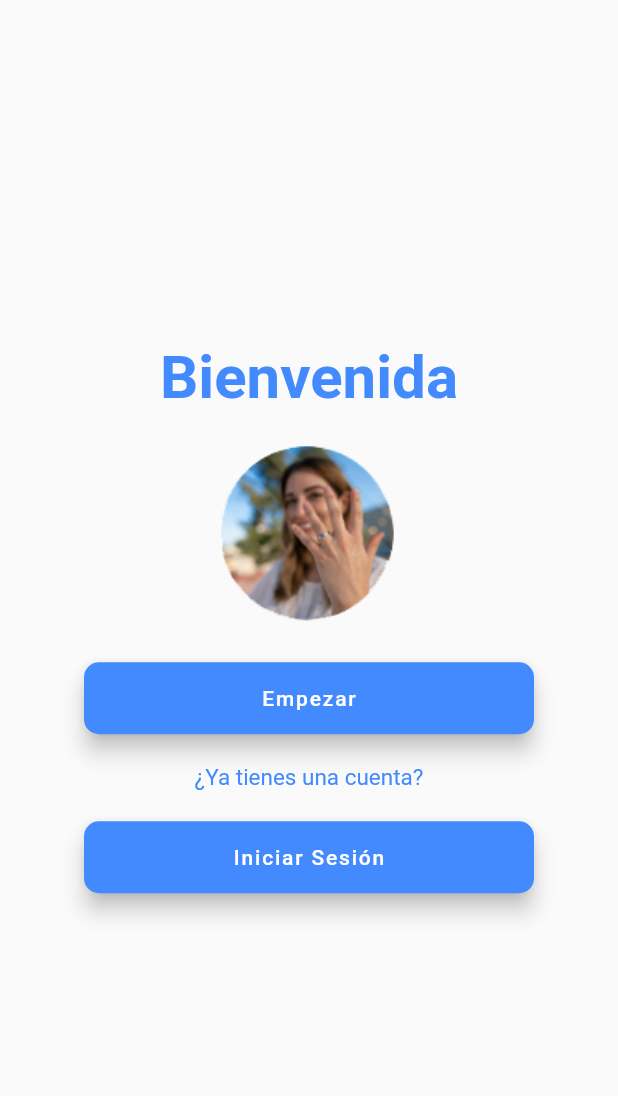
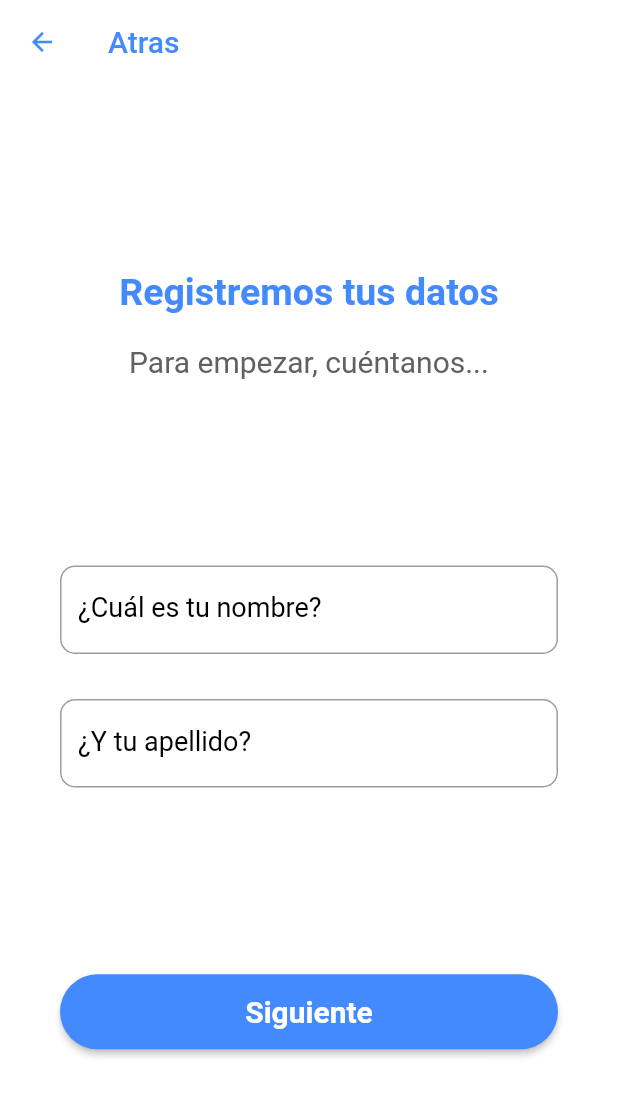
Before and after one commit to Dinoivan/Proyecto_tesis, a Flutter app: the ProviderDemoScreen screen opened directly, after a tap on "Empezar", on a phone screen of 412 x 824 dp. Shown: the top 1096 px of the screen. Run offline on Flutter 3.47's test engine with Material 2 defaults, Android fonts, the light colour scheme and no system bars; Roboto replaces fonts that are missing (Karla).

Commit message:
USC-011-Registro

```diff
--- /dev/null
+++ b/lib/blocs/register_bloc.dart
@@ -0,0 +1,20 @@
+import 'dart:async';
+
+class RegisterBloc {
+  final _nameController = StreamController<String>();
+  final _lastNameController = StreamController<String>();
+
+  // Streams para transmitir los valores de los campos
+  Stream<String> get nameStream => _nameController.stream;
+  Stream<String> get lastNameStream => _lastNameController.stream;
+
+  // Funciones para cambiar los valores de los campos
+  void updateName(String name) => _nameController.sink.add(name);
+  void updateLastName(String lastName) => _lastNameController.sink.add(lastName);
+
+  // Cerrar los controladores cuando ya no se necesiten
+  void dispose() {
+    _nameController.close();
+    _lastNameController.close();
+  }
+}
--- /dev/null
+++ b/lib/blocs/usuaria_register_bloc.dart
@@ -0,0 +1,28 @@
+import 'dart:async';
+
+class UsuariaRegisterBloc {
+  final _phoneController = StreamController<String>();
+  final _aliasController = StreamController<String>();
+  final _emailController = StreamController<String>();
+  final _passwordController = StreamController<String>();
+
+  // Streams para transmitir los valores de los campos
+  Stream<String> get phoneStream => _phoneController.stream;
+  Stream<String> get aliasStream => _aliasController.stream;
+  Stream<String> get emailStream => _emailController.stream;
+  Stream<String> get passwordStream => _passwordController.stream;
+
+  // Funciones para cambiar los valores de los campos
+  void updatePhone(String phone) => _phoneController.sink.add(phone);
+  void updateAlias(String alias) => _aliasController.sink.add(alias);
+  void updateEmail(String email) => _emailController.sink.add(email);
+  void updatePassword(String password) => _passwordController.sink.add(password);
+
+  // Cerrar los controladores cuando ya no se necesiten
+  void dispose() {
+    _phoneController.close();
+    _aliasController.close();
+    _emailController.close();
+    _passwordController.close();
+  }
+}
--- a/lib/main.dart
+++ b/lib/main.dart
@@ -1,9 +1,28 @@
+/*Se importa el paquete 'flutter/material.dart', que proporciona widgets y
+herramientas para crear interfaces de usuario en Flutter
+ */
 import 'package:flutter/material.dart';
+import 'package:proyecto_tesis/screems/register.dart';
+import 'package:proyecto_tesis/blocs/register_bloc.dart';
+
+/*
+Esta función es el punto de entrada de la aplicación. Llama a 'runApp()' con
+una instancia de 'MyApp', que es el widget raíz de la aplicación
+ */
+final registerBloc = RegisterBloc();
 
 void main() {
 
   runApp(const MyApp());
 }
+
+/*
+MyApp es un widget que configura y define la estructura general de la aplicación
+. En su método buil(), se creará una instancia de 'MaterialApp', que es
+un widget que configura la apariencia  y el comportamiento de la aplicación.
+Estable el título de la aplicación, el tema(en este caso, el color principal es azul)
+y define la pantalla inicial como 'ProviderDemoScreem
+ */
 
 class MyApp extends StatelessWidget {
   const MyApp({Key? key}) : super(key: key);
@@ -24,12 +43,27 @@
   }
 }
 
+/*
+ ProviderDemoScreen es otro widgetque representa la pantalla de
+ bienenida de la aplicación. Esta clase extiende 'StatefulWidget, lo que
+ significa que su estado puede cambiar con el tiempo. El estado esta definido
+ en _ProviderDemoScreemState
+ */
+
 class ProviderDemoScreen extends StatefulWidget {
   const ProviderDemoScreen({Key? key}) : super(key: key);
 
   @override
   _ProviderDemoScreenState createState() => _ProviderDemoScreenState();
 }
+
+/*
+En esta clase se construye la interfaz de usuario de la pantalla de bienvenida.
+En su método 'build()', se crea un widget 'Scaffold, que proporciona la
+estructura básica de una pantalla de la aplicación. Dentero del 'Scaffold, se
+encuentra varios widget, como texto, imágenes y botones, que se organizan
+en un columna vertical utilizando el widget 'Column'
+ */
 
 class _ProviderDemoScreenState extends State<ProviderDemoScreen> {
 
@@ -55,14 +89,19 @@
             SizedBox(
               width: 300, // Ancho igual al ancho de la pantalla
               child: FloatingActionButton.extended(
-                label: Text('Empezar'),
+                label: const Text('Empezar'),
                 backgroundColor: Colors.blueAccent,
                 splashColor: Colors.greenAccent,
                 shape: RoundedRectangleBorder(
                     borderRadius: BorderRadius.circular(10)
                 ),
                 onPressed: () {
-
+                  Navigator.push(
+                    context,
+                    MaterialPageRoute(
+                      builder: (context) => Register(bloc: registerBloc),
+                    ),
+                  );
                 },
               ),
             ),
@@ -84,7 +123,7 @@
             SizedBox(
               width: 300, // Ancho igual al ancho de la pantalla
               child: FloatingActionButton.extended(
-                label: Text('Iniciar Sesión'),
+                label: const Text('Iniciar Sesión'),
                 backgroundColor: Colors.blueAccent,
                 splashColor: Colors.greenAccent,
                 shape: RoundedRectangleBorder(
--- /dev/null
+++ b/lib/screems/register.dart
@@ -0,0 +1,167 @@
+import 'package:flutter/material.dart';
+import 'package:proyecto_tesis/blocs/register_bloc.dart';
+import 'package:proyecto_tesis/screems/register_usuaria.dart';
+import 'package:proyecto_tesis/blocs/usuaria_register_bloc.dart';
+
+
+class Register extends StatefulWidget {
+
+  final RegisterBloc bloc;
+
+  Register({required this.bloc});
+
+  @override
+  _RegisterState createState() => _RegisterState();
+}
+
+class _RegisterState extends State<Register> {
+  @override
+  void dispose() {
+    widget.bloc.dispose();
+    super.dispose();
+  }
+
+  @override
+  Widget build(BuildContext context) {
+    return Scaffold(
+      resizeToAvoidBottomInset: true,
+      backgroundColor: Colors.white,
+      appBar: AppBar(
+
+        title: const Text("Atras",
+          style: TextStyle(
+            color: Colors.blueAccent,
+          ),
+        ),
+
+        elevation: 0,
+        backgroundColor: Colors.white,
+        leading: IconButton(
+          onPressed: () {
+            Navigator.pop(context);
+          },
+          icon: const Icon(Icons.arrow_back,
+            size: 20,
+            color: Colors.blueAccent,),
+        ),
+      ),
+      body: Form(
+        child: Container(
+          padding: const EdgeInsets.symmetric(horizontal: 40),
+          height: MediaQuery.of(context).size.height - 50,
+          width: double.infinity,
+          child: Column(
+            mainAxisAlignment: MainAxisAlignment.spaceEvenly,
+            children: <Widget>[
+              Column(
+                children: <Widget>[
+                  const Text("Registremos tus datos",
+                    style: TextStyle(
+                      fontSize: 25,
+                      fontWeight: FontWeight.bold,
+                      color: Colors.blueAccent,
+                    ),
+                  ),
+                  const SizedBox(height: 20),
+                  Text("Para empezar, cuéntanos...",
+                    style: TextStyle(
+                        fontSize: 20,
+                        color:Colors.grey[700]),
+                  ),
+                ],
+              ),
+              Column(
+                children: <Widget>[
+                  StreamBuilder<String>(
+                    stream: widget.bloc.nameStream,
+                    builder: (context, snapshot) {
+                      return TextField(
+                        decoration: InputDecoration(
+                          hintText: "Nombre",
+                          labelText: "¿Cuál es tu nombre?",
+                          labelStyle: TextStyle(fontSize: 18, color: Colors.black),
+                          border: OutlineInputBorder(
+                            borderRadius: BorderRadius.circular(10),
+                          ),
+                          focusedBorder: OutlineInputBorder(
+                            borderSide: BorderSide(color: Colors.grey),
+                            borderRadius: BorderRadius.circular(10),
+                          ),
+                          errorText: snapshot.error != null ? snapshot.error.toString() : null,
+                        ),
+                        onChanged: widget.bloc.updateName, // Actualizar el valor en el BLoC
+                        obscureText: false,
+                        maxLines: 1,
+                      );
+                    },
+                  ),
+                  const SizedBox(
+                    height: 30,
+                  ),
+
+                  StreamBuilder<String>(
+                    stream: widget.bloc.lastNameStream,
+                    builder: (context, snapshot) {
+                      return TextField(
+                        decoration: InputDecoration(
+                          hintText: "Apellido",
+                          labelText: "¿Y tu apellido?",
+                          labelStyle: TextStyle(fontSize: 18, color: Colors.black),
+                          border: OutlineInputBorder(
+                            borderRadius: BorderRadius.circular(10),
+                          ),
+                          focusedBorder: OutlineInputBorder(
+                            borderSide: BorderSide(color: Colors.grey),
+                            borderRadius: BorderRadius.circular(10),
+                          ),
+                          errorText: snapshot.error != null ? snapshot.error.toString() : null,
+                        ),
+                        onChanged: widget.bloc.updateLastName, // Actualizar el valor en el BLoC
+                        obscureText: false,
+                        maxLines: 1,
+                      );
+                    },
+                  ),
+                ],
+              ),
+
+              Column(
+                children: <Widget>[
+                  Row(
+                    mainAxisAlignment: MainAxisAlignment.center,
+                    children: <Widget>[
+                      SizedBox(
+                        width: MediaQuery.of(context).size.width - 80, // Ancho igual al formulario
+                        child: MaterialButton(
+                          height: 50,
+                          onPressed: (){
+                            final UsuariaRegisterBloc usuariaBloc = UsuariaRegisterBloc();
+                            Navigator.push(context, MaterialPageRoute(builder: (context) => RegisterUsuaria(bloc: usuariaBloc)));
+                          },
+                          color: Colors.blueAccent, // Color de fondo
+                          shape: RoundedRectangleBorder(
+                            borderRadius: BorderRadius.circular(50),
+                          ),
+                          child: const Center(
+                            child: Text(
+                              "Siguiente",
+                              style: TextStyle(
+                                color: Colors.white,
+                                fontWeight: FontWeight.w600,
+                                fontSize: 20,
+                              ),
+                            ),
+                          ),
+                        ),
+                      ),
+                    ],
+                  ),
+                ],
+              ),
+            ],
+          ),
+        ),
+      ),
+    );
+  }
+}
```
Also changed, not shown: lib/screems/register_usuaria.dart (added, +294 -0 lines).
